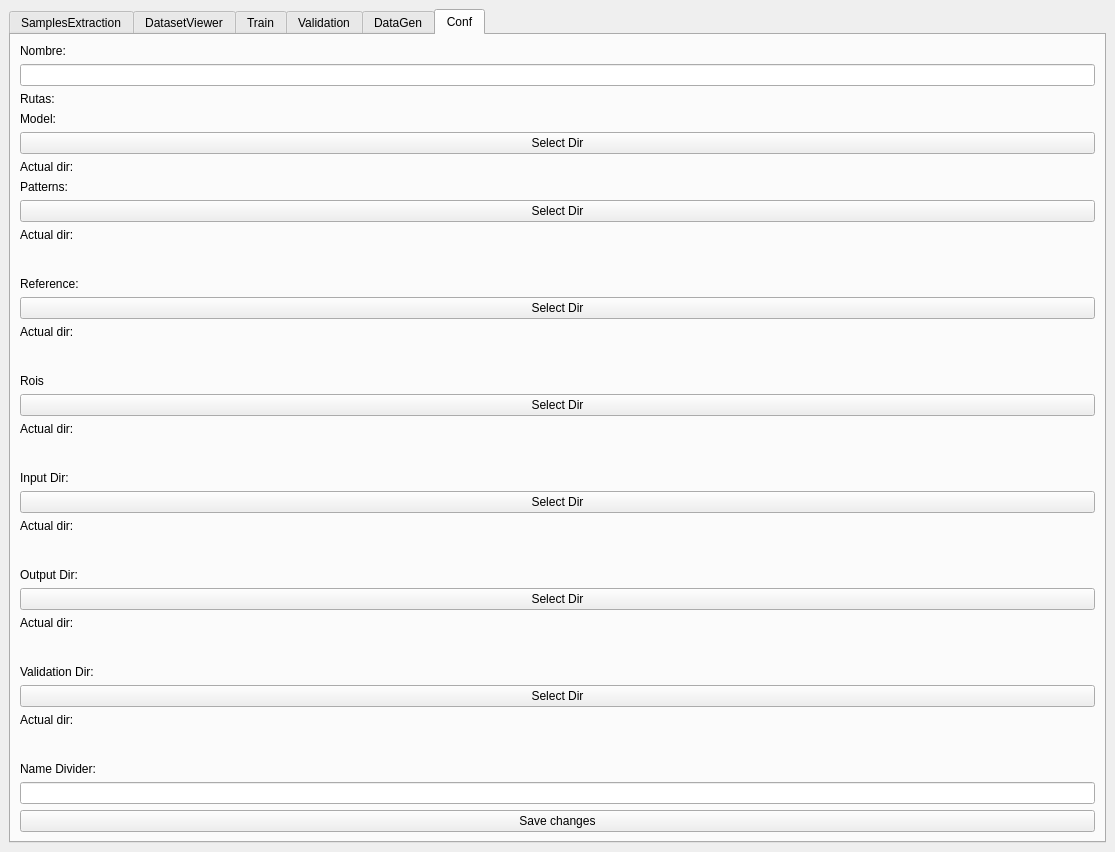
Old version of the form src/GUI/MainGUI.ui in the repository MarcosOF02/NetworkManager.
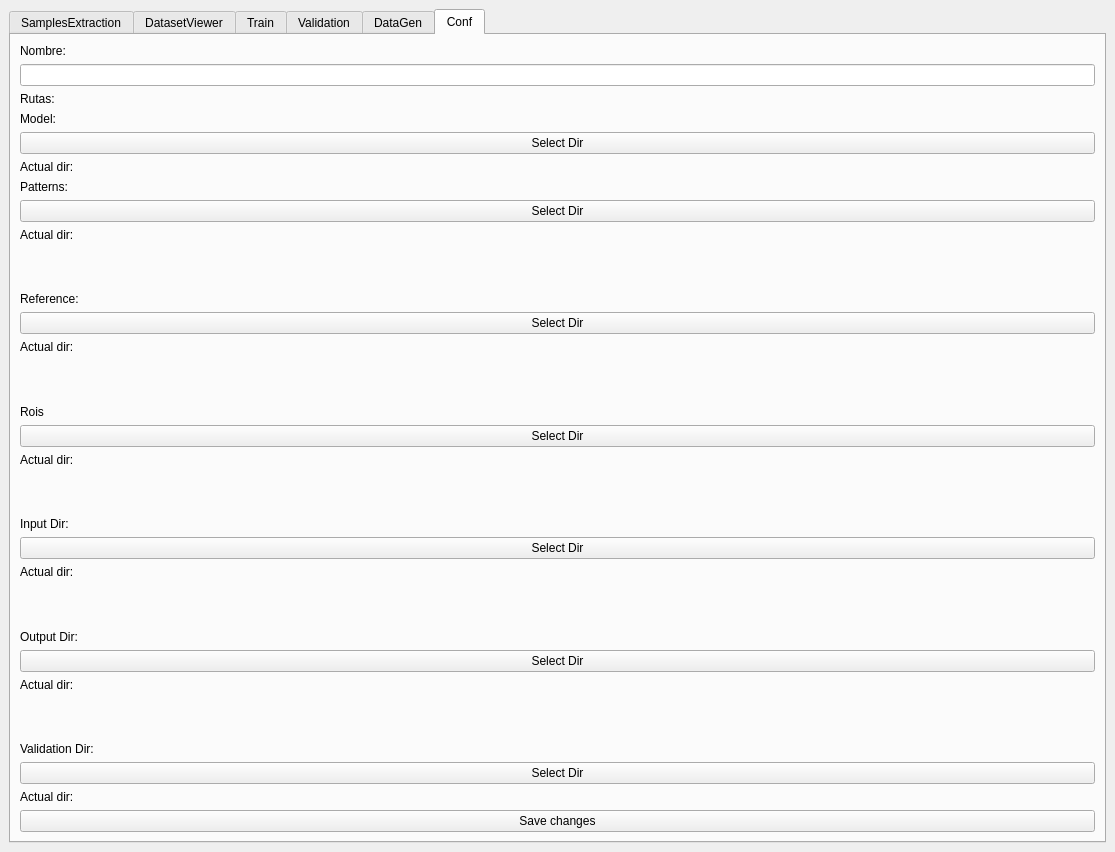
New version of the form. The open tabs and pages were chosen to show the change.

Commit message: Eliminado name divider

```diff
--- a/src/GUI/MainGUI.ui
+++ b/src/GUI/MainGUI.ui
@@ -828,32 +828,6 @@
               </property>
              </widget>
             </item>
-            <item>
-             <spacer name="verticalSpacer">
-              <property name="orientation">
-               <enum>Qt::Vertical</enum>
-              </property>
-              <property name="sizeHint" stdset="0">
-               <size>
-                <width>20</width>
-                <height>40</height>
-               </size>
-              </property>
-             </spacer>
-            </item>
-            <item>
-             <widget class="QLabel" name="label_15">
-              <property name="styleSheet">
-               <string notr="true">font: 14pt &quot;Ubuntu&quot;;</string>
-              </property>
-              <property name="text">
-               <string>Name Divider:</string>
-              </property>
-             </widget>
-            </item>
-            <item>
-             <widget class="QLineEdit" name="lineEdit_Divider"/>
-            </item>
             <item>
              <widget class="QPushButton" name="pushButton_modifiConf">
               <property name="text">
```
The commit also changes 14 other files.
